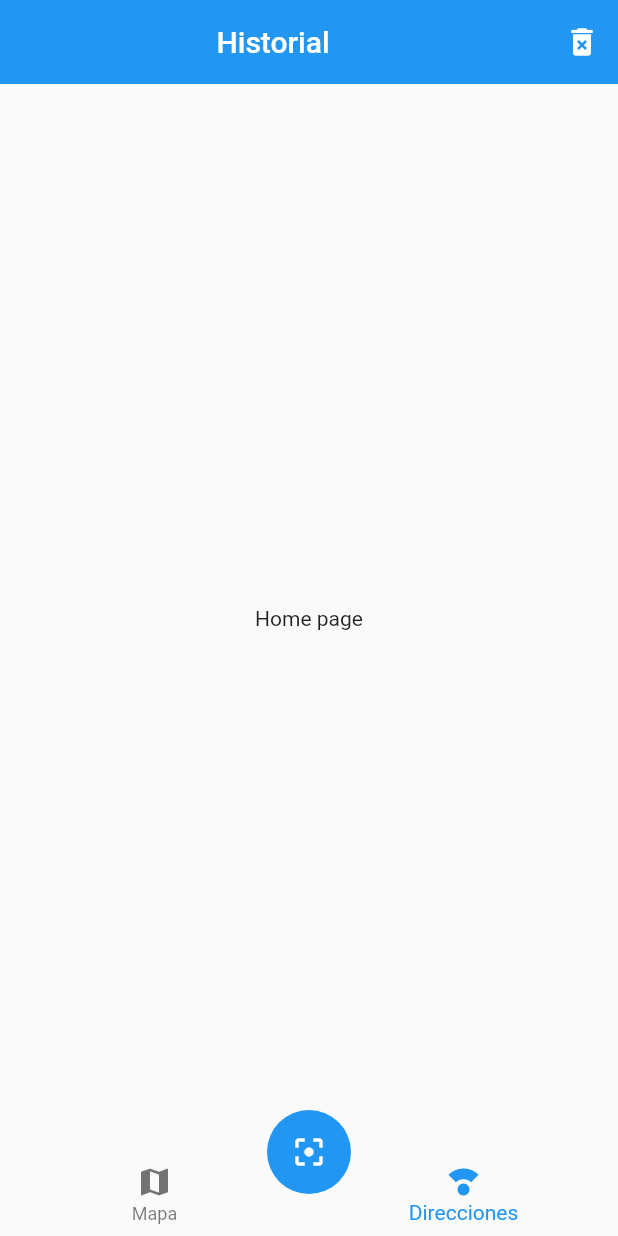
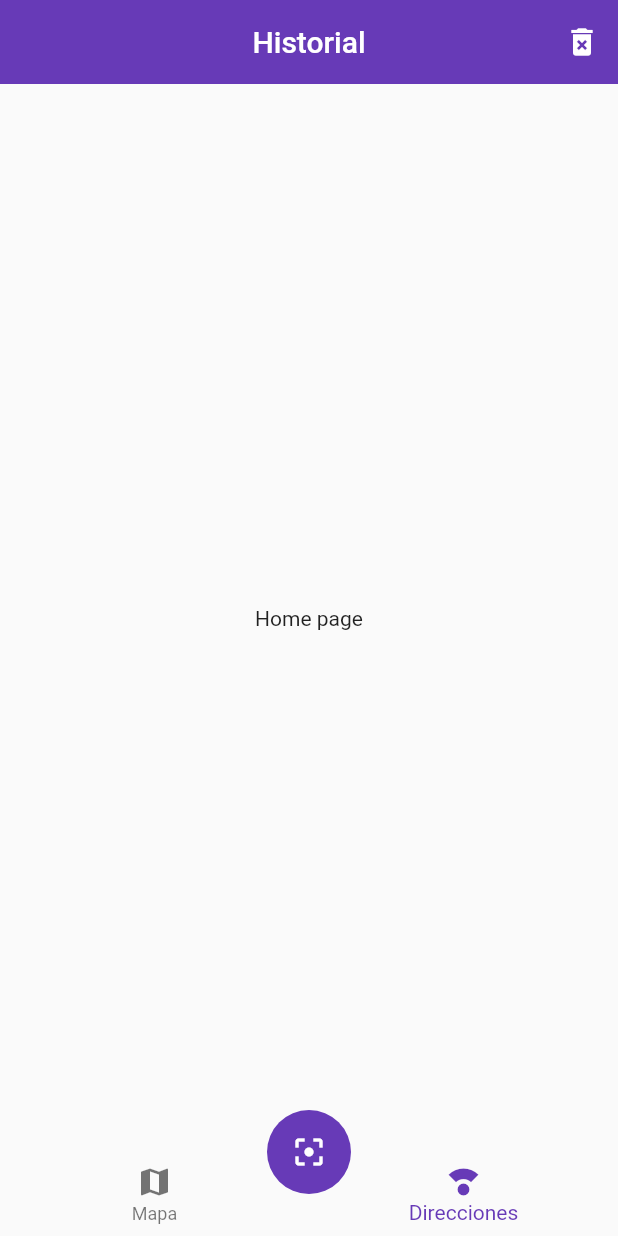
Before and after one commit to Antoniojesus1999/lector_qr, a Flutter app: the screen it shows after launch, on a phone screen of 412 x 824 dp. Run offline on Flutter 3.47's test engine with Material 2 defaults, Android fonts, the light colour scheme and no system bars.

Commit message:
centralizar tema

```diff
--- a/lib/main.dart
+++ b/lib/main.dart
@@ -14,9 +14,11 @@ class MyApp extends StatelessWidget {
       title: 'QA Reader',
       initialRoute: 'home',
       routes: {
-        'home': (_) => HomePage(),
+        'home': (_) => const HomePage(),
         'mapa': (_) => MapaPage(),
       },
+      //primarySwatch para cambiar el color de todo el tema
+      theme: ThemeData(primarySwatch: Colors.deepPurple),
     );
   }
 }
--- a/lib/pages/home_page.dart
+++ b/lib/pages/home_page.dart
@@ -9,8 +9,9 @@ class HomePage extends StatelessWidget {
   Widget build(BuildContext context) {
     return Scaffold(
       appBar: AppBar(
-          title: const Center(child: Text('Historial')),
+          title: const Text('Historial'),
           elevation: 0,
+          centerTitle: true,
           actions: [
             IconButton(onPressed: () {}, icon: const Icon(Icons.delete_forever))
           ]),
```
